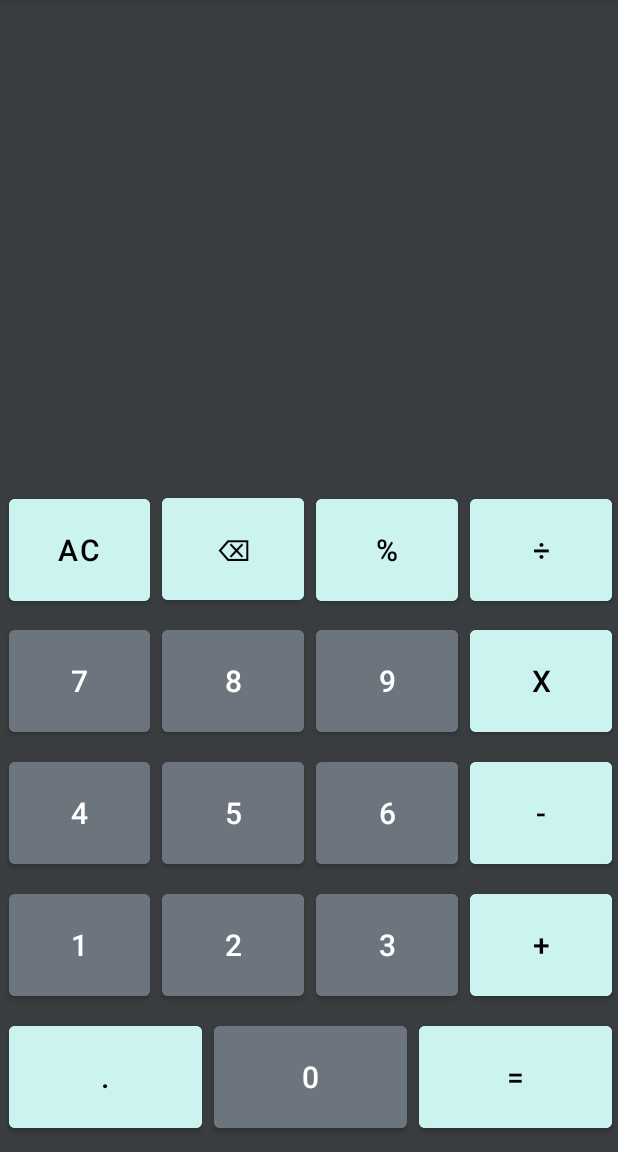
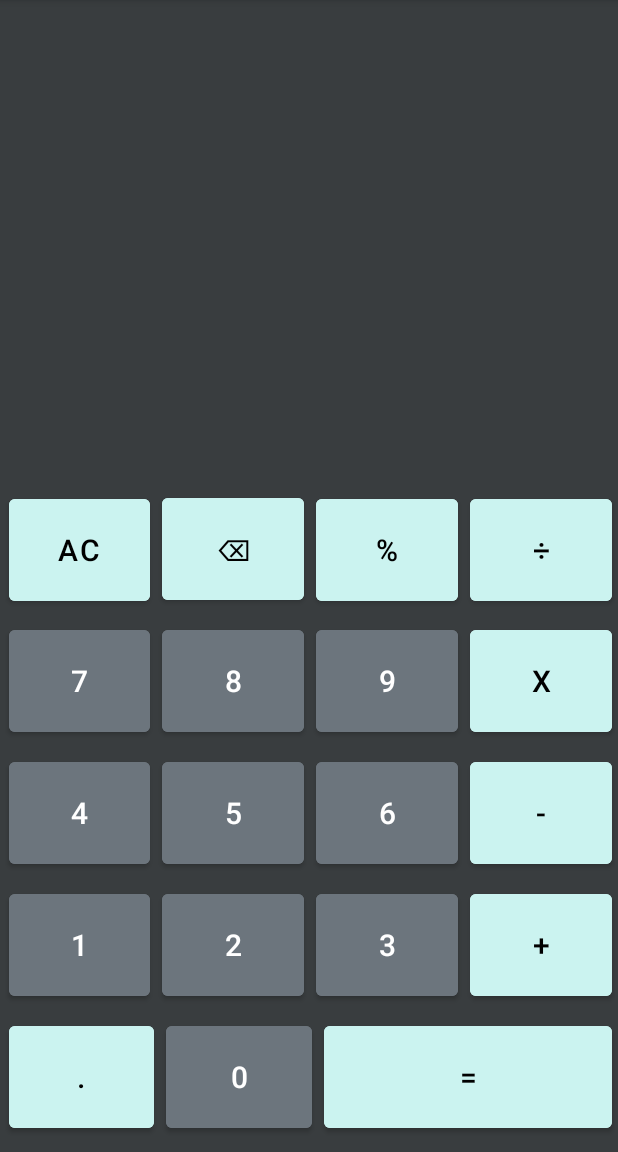
Before and after one commit to Domson12/CalculatorApp, an Android app: the screen it shows after launch (MainActivity), on a phone screen of 412 x 824 dp, the part 84-1236 px from its top. Run offline under Robolectric (Android 15) with nearby library versions, the phone set to English and light mode, and no system bars.

Commit message:
layout tweaks (button placement)

```diff
--- a/app/src/main/res/layout/activity_main.xml
+++ b/app/src/main/res/layout/activity_main.xml
@@ -179,6 +179,7 @@
             <Button
                 android:id="@+id/butDOT"
                 style="@style/button"
+                android:layout_weight="1"
                 android:text="@string/coma"
                 android:onClick="dotEvent"
                 android:backgroundTint="@color/specialButtonColor"
@@ -189,6 +190,7 @@
                 android:id="@+id/but0"
                 style="@style/button"
                 android:onClick="buttonEvent"
+                android:layout_weight="1"
                 android:layout_width="10dp"
                 android:text="@string/_0" />
 
@@ -196,6 +198,7 @@
                 android:id="@+id/butEQU"
                 style="@style/button"
                 android:text="@string/equals"
+                android:layout_weight="3"
                 android:onClick="equalEvent"
                 android:backgroundTint="@color/specialButtonColor"
                 android:textColor="@color/black"
```
